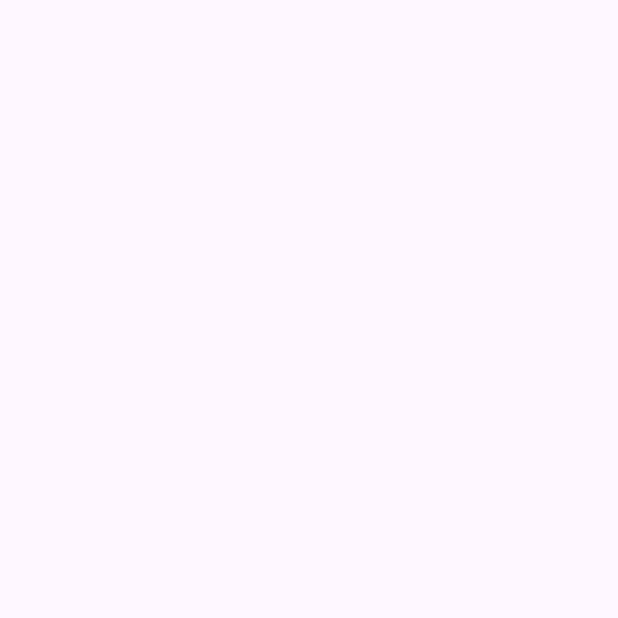
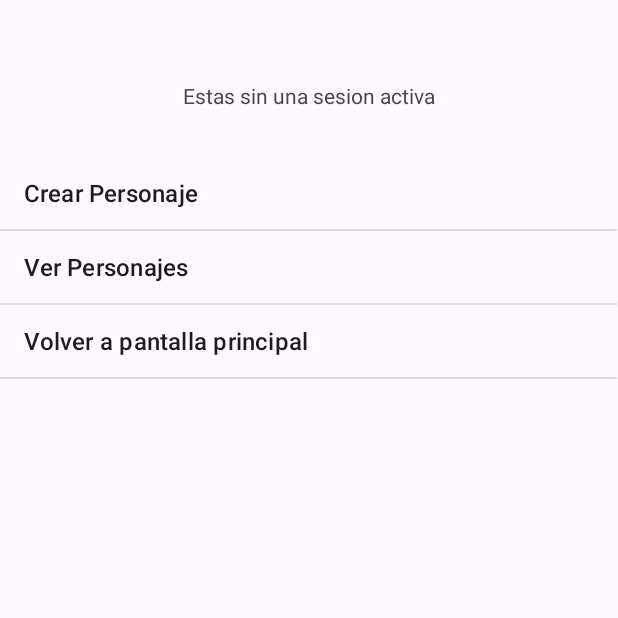
Before and after one commit to Roony11-1/movil, an Android app: the PrincipalActivity screen opened directly, with no data from a screen before it, on a phone screen of 412 x 824 dp, the top half of it. Before the commit the part shown is empty. Run offline under Robolectric (Android 15) with nearby library versions, the phone set to English and light mode, and no system bars.

Commit message:
Creado sistema de personajes

```diff
--- a/app/src/main/AndroidManifest.xml
+++ b/app/src/main/AndroidManifest.xml
@@ -16,6 +16,12 @@
         android:theme="@style/Theme.Trabajo2Movil"
         tools:targetApi="31">
         <activity
+            android:name=".VerPersonajeActivity"
+            android:exported="false" />
+        <activity
+            android:name=".CrearPersonajeActivity"
+            android:exported="false" />
+        <activity
             android:name=".PrincipalActivity"
             android:exported="false" />
         <activity
--- a/app/src/main/java/com/patitofeliz/trabajo2movil/PrincipalActivity.kt
+++ b/app/src/main/java/com/patitofeliz/trabajo2movil/PrincipalActivity.kt
@@ -1,16 +1,88 @@
 package com.patitofeliz.trabajo2movil
 
+import android.content.Intent
 import android.os.Bundle
+import android.widget.ArrayAdapter
+import android.widget.ListView
+import android.widget.TextView
 import androidx.activity.enableEdgeToEdge
 import androidx.appcompat.app.AppCompatActivity
 import androidx.core.view.ViewCompat
 import androidx.core.view.WindowInsetsCompat
+import com.patitofeliz.trabajo2movil.model.Sesion
+import com.patitofeliz.trabajo2movil.sistemaunidad.UnidadController
 
 class PrincipalActivity : AppCompatActivity() {
     override fun onCreate(savedInstanceState: Bundle?) {
         super.onCreate(savedInstanceState)
         enableEdgeToEdge()
         setContentView(R.layout.activity_principal)
+
+        val sesion = Sesion(this)
+        val usuario = sesion.obtenerUsuario()
+
+        // Mapeamos el texto
+        val tvSaludo: TextView = findViewById(R.id.tvSaludo)
+
+        if (usuario != null)
+            tvSaludo.text = "Bienvenido ${usuario.nombreUsuario}"
+        else
+            tvSaludo.text = "Estas sin una sesion activa"
+
+
+        // Mapeamos el lv principal
+        val lvPrinciapl: ListView = findViewById(R.id.lvMenuPrincipal)
+
+        val arrMenu: Array<String> = if (Sesion(this).estaLogueado())
+        {
+            arrayOf(
+                "Crear Personaje",
+                "Ver Personajes",
+                "Cerrar Sesión"
+            )
+        }
+        else
+        {
+            arrayOf(
+                "Crear Personaje",
+                "Ver Personajes",
+                "Volver a pantalla principal"
+            )
+        }
+
+        val adaptadorPrincipal = ArrayAdapter(this, android.R.layout.simple_list_item_1, arrMenu)
+        lvPrinciapl.adapter = adaptadorPrincipal
+
+        lvPrinciapl.setOnItemClickListener { parent, view, position, id ->
+            val opcionSeleccionada = parent.getItemAtPosition(position).toString()
+
+            if (opcionSeleccionada.equals("Cerrar Sesión") || opcionSeleccionada.equals("Volver a pantalla principal"))
+            {
+                val sesion = Sesion(this)
+                if (sesion.estaLogueado())
+                {
+                    sesion.cerrarSesion()
+                    UnidadController.limpiarLista()
+                }
+
+                val intent = Intent(this@PrincipalActivity, MainActivity::class.java)
+                startActivity(intent)
+                finish()
+            }
+
+            if (opcionSeleccionada.equals("Crear Personaje"))
+            {
+                val intent = Intent(this@PrincipalActivity, CrearPersonajeActivity::class.java)
+                startActivity(intent)
+            }
+
+            if (opcionSeleccionada.equals("Ver Personajes"))
+            {
+                val intent = Intent(this@PrincipalActivity, VerPersonajeActivity::class.java)
+                startActivity(intent)
+            }
+        }
+
         ViewCompat.setOnApplyWindowInsetsListener(findViewById(R.id.main)) { v, insets ->
             val systemBars = insets.getInsets(WindowInsetsCompat.Type.systemBars())
             v.setPadding(systemBars.left, systemBars.top, systemBars.right, systemBars.bottom)
--- /dev/null
+++ b/app/src/main/java/com/patitofeliz/trabajo2movil/model/Sesion.kt
@@ -0,0 +1,49 @@
+package com.patitofeliz.trabajo2movil.model
+
+import android.content.Context
+import android.content.SharedPreferences
+import com.patitofeliz.trabajo2movil.model.Usuario
+
+class Sesion(context: Context)
+{
+    private val prefs: SharedPreferences = context.getSharedPreferences("SesionUsuario", Context.MODE_PRIVATE)
+
+    fun guardarUsuario(usuario: Usuario)
+    {
+        val editor = prefs.edit()
+        editor.putInt("id", usuario.id ?: -1)
+        editor.putString("nombreUsuario", usuario.nombreUsuario)
+        editor.putString("email", usuario.email)
+        editor.putString("contraseña", usuario.contraseña)
+        editor.putString("telefono", usuario.telefono)
+        editor.putString("tipo", usuario.tipo)
+        editor.putString("profilePhoto", usuario.profilePhoto)
+        editor.apply()
+    }
+
+    fun obtenerUsuario(): Usuario?
+    {
+        val id = prefs.getInt("id", -1)
+        val nombreUsuario = prefs.getString("nombreUsuario", null)
+        val email = prefs.getString("email", null)
+        val contraseña = prefs.getString("contraseña", null)
+        val telefono = prefs.getString("telefono", null)
+        val tipo = prefs.getString("tipo", null)
+        val profilePhoto = prefs.getString("profilePhoto", null)
+
+        return if (id != -1 && nombreUsuario != null && email != null)
+            Usuario(id, nombreUsuario, email, contraseña, telefono, null, tipo, profilePhoto)
+        else
+            null
+    }
+
+    fun cerrarSesion()
+    {
+        prefs.edit().clear().apply()
+    }
+
+    fun estaLogueado(): Boolean
+    {
+        return prefs.contains("id")
+    }
+}
--- /dev/null
+++ b/app/src/main/java/com/patitofeliz/trabajo2movil/model/unidades/clases/atributos/Estadisticas.kt
@@ -0,0 +1,6 @@
+package com.patitofeliz.trabajo2movil.model.unidades.clases.atributos
+
+class Estadisticas (var pv: Int, var fuerza: Int, var habilidad: Int, var velocidad: Int,
+                    var defensa: Int, var resistencia: Int, var constitucion: Int, var suerte: Int)
+{
+}
--- a/app/src/main/res/layout/activity_principal.xml
+++ b/app/src/main/res/layout/activity_principal.xml
@@ -7,4 +7,26 @@
     android:layout_height="match_parent"
     tools:context=".PrincipalActivity">
 
+    <TextView
+        android:id="@+id/tvSaludo"
+        android:layout_width="wrap_content"
+        android:layout_height="wrap_content"
+        android:text="TextoPorDefecto"
+        app:layout_constraintBottom_toBottomOf="parent"
+        app:layout_constraintEnd_toEndOf="parent"
+        app:layout_constraintHorizontal_bias="0.5"
+        app:layout_constraintStart_toStartOf="parent"
+        app:layout_constraintTop_toTopOf="parent"
+        app:layout_constraintVertical_bias="0.067" />
+
+    <ListView
+        android:id="@+id/lvMenuPrincipal"
+        android:layout_width="411dp"
+        android:layout_height="319dp"
+        app:layout_constraintBottom_toBottomOf="parent"
+        app:layout_constraintEnd_toEndOf="parent"
+        app:layout_constraintHorizontal_bias="0.0"
+        app:layout_constraintStart_toStartOf="parent"
+        app:layout_constraintTop_toBottomOf="@+id/tvSaludo"
+        app:layout_constraintVertical_bias="0.072" />
 </androidx.constraintlayout.widget.ConstraintLayout>
```
Also changed, not shown: app/src/main/java/com/patitofeliz/trabajo2movil/CrearPersonajeActivity.kt (added, +84 -0 lines), app/src/main/java/com/patitofeliz/trabajo2movil/MainActivity.kt (+23 -0 lines), app/src/main/java/com/patitofeliz/trabajo2movil/RegisterActivity.kt (+5 -2 lines), app/src/main/java/com/patitofeliz/trabajo2movil/VerPersonajeActivity.kt (added, +77 -0 lines), app/src/main/java/com/patitofeliz/trabajo2movil/model/Usuario.kt (+8 -7 lines), app/src/main/java/com/patitofeliz/trabajo2movil/model/unidades/Unidad.kt (added, +14 -0 lines), app/src/main/java/com/patitofeliz/trabajo2movil/model/unidades/clases/Clase.kt (added, +8 -0 lines), app/src/main/java/com/patitofeliz/trabajo2movil/model/unidades/clases/Jinete.kt (added, +12 -0 lines), app/src/main/java/com/patitofeliz/trabajo2movil/model/unidades/clases/Mirmidon.kt (added, +11 -0 lines), app/src/main/java/com/patitofeliz/trabajo2movil/sistemaunidad/ClaseRegistro.kt (added, +19 -0 lines), app/src/main/java/com/patitofeliz/trabajo2movil/sistemaunidad/UnidadController.kt (added, +27 -0 lines), app/src/main/res/layout/activity_crear_personaje.xml (added, +68 -0 lines), app/src/main/res/layout/activity_ver_personaje.xml (added, +44 -0 lines).
